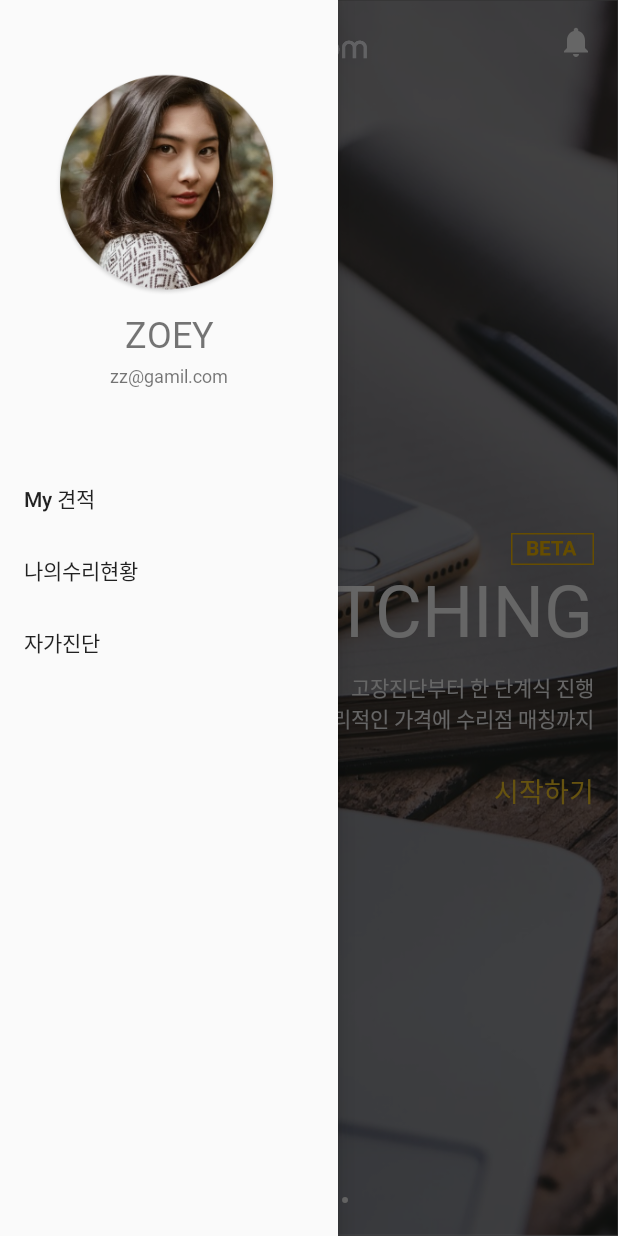
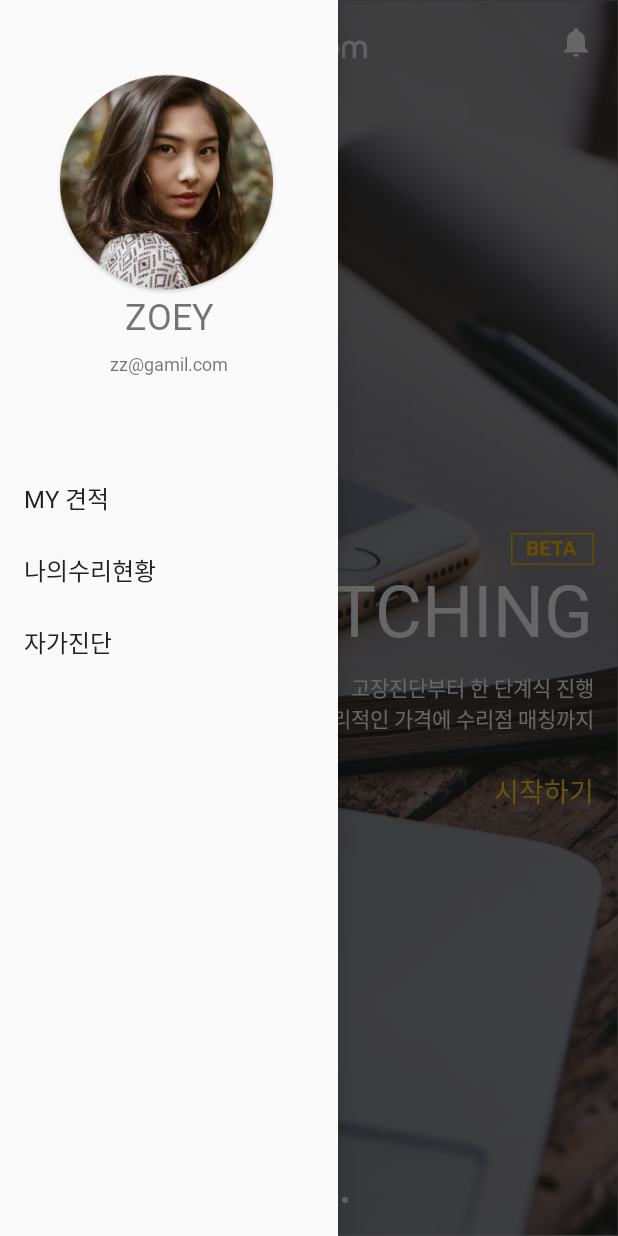
Before and after one commit to luvHaze/projectDotcom, an Android app: the MenuActivity screen opened directly, with no data from a screen before it, with the side drawer open, on a phone screen of 412 x 824 dp. Run offline under Robolectric (Android 15) with nearby library versions, the phone set to English and light mode, and no system bars.

Commit message:
DAY1.2 로그인 화면 VideoView로 배경화면 동영상으로 함        (다른 동영상 목록 필요)
DAY1.3 ViewPager로 메인메뉴 뼈대 설계

DAY1.4 메인메뉴 인디케이터, 앱바 생성
       페이지 구성 대부분 완료
       * TODO (시작하기 버튼, 로그인창 Exoplayer 교체) - finish

DAY1.5 * Exoplayer 교체 완료
       * 시작하기 버튼 생성 완료

DAY1.6 * DrawerLayout추가 NavigationView추가 (기존 사용하던 앱바 설정 제거)
       * TODO ExoPlayer 영상 추가

```diff
--- a/Dotcom/app/src/main/res/layout/activity_menu.xml
+++ b/Dotcom/app/src/main/res/layout/activity_menu.xml
@@ -63,6 +63,7 @@
         app:headerLayout="@layout/navlayout_header"
         app:menu="@menu/nav_menu"
         android:layout_gravity="left"
+        app:itemTextAppearance="@style/nav_item_font"
         />
 
 </androidx.drawerlayout.widget.DrawerLayout>
--- a/Dotcom/app/src/main/res/layout/navlayout_header.xml
+++ b/Dotcom/app/src/main/res/layout/navlayout_header.xml
@@ -20,14 +20,16 @@
         android:id="@+id/textView5"
         android:layout_width="match_parent"
         android:layout_height="wrap_content"
-        android:layout_marginTop="8dp"
         android:fontFamily="@font/notosanscjkkrblack"
+        android:includeFontPadding="false"
         android:text="ZOEY"
         android:textAlignment="center"
         android:textSize="24sp"
         app:layout_constraintEnd_toEndOf="parent"
+        app:layout_constraintHorizontal_bias="0.0"
         app:layout_constraintStart_toStartOf="parent"
         app:layout_constraintTop_toBottomOf="@+id/navheader_profile_imageview" />
+
     <TextView
         android:layout_width="match_parent"
         android:layout_height="wrap_content"
--- a/Dotcom/app/src/main/res/menu/nav_menu.xml
+++ b/Dotcom/app/src/main/res/menu/nav_menu.xml
@@ -3,7 +3,7 @@
 
     <item
         android:id="@+id/myEstimate_navMenu"
-        android:title="My 견적"/>
+        android:title="MY 견적"/>
     <item
         android:id="@+id/myRepair_navMenu"
         android:title="나의수리현황"/>
@@ -11,5 +11,4 @@
         android:id="@+id/selfCheck_navMenu"
         android:title="자가진단"/>
 
-
 </menu>
--- a/Dotcom/app/src/main/res/values/styles.xml
+++ b/Dotcom/app/src/main/res/values/styles.xml
@@ -18,6 +18,12 @@
         <item name="android:windowFullscreen">true</item>
     </style>
 
+    <style name="nav_item_font" >
+        <item name="fontFamily">@font/notosanscjkkrlight </item>
+        <item name="android:textSize">16sp</item>
+        <item name="android:textAlignment">center</item>
+    </style>
+
 
 
 
```
Also changed, not shown: Dotcom/app/src/main/java/luv/zoey/dotcom/MenuActivity.kt (+3 -4 lines), Dotcom/app/src/main/res/menu/toolbar_menu.xml (deleted, +0 -10 lines).
